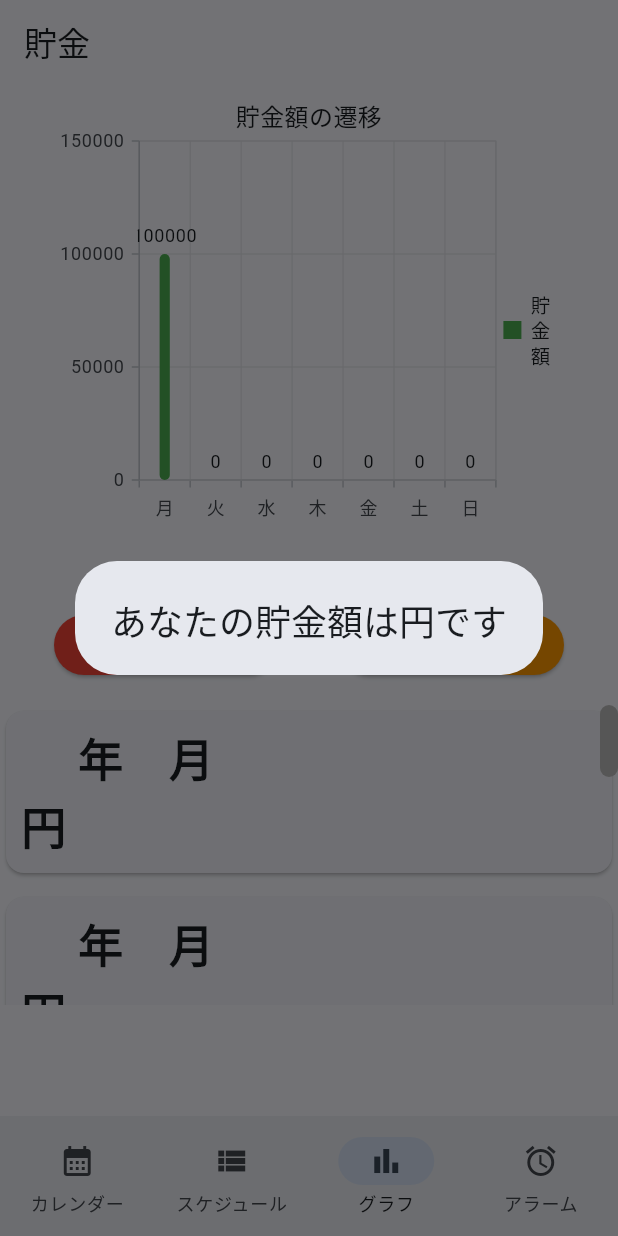
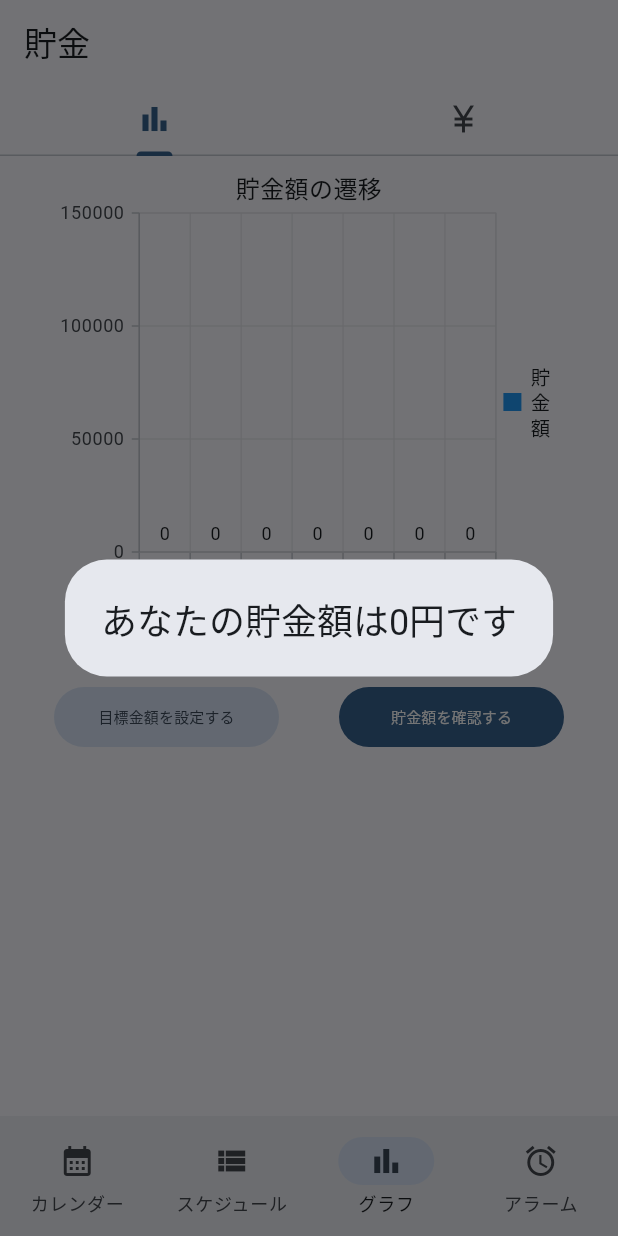
Before and after one commit to Shota-Abe/ChikokuGenkin, a Flutter app: the screen it shows after launch, item 3 of the bottom bar chosen, after a tap on "貯金額を確認する", on a phone screen of 412 x 824 dp. Run offline on Flutter 3.47's test engine with Material 2 defaults, Android fonts, the phone set to English and light mode, and no system bars; our stand-ins replace shared_preferences, sqflite, syncfusion_flutter_charts, wakelock; missing offline and left inert: alarm; accounts and stored records are empty.

Commit message:
貯金額が反映されない

```diff
--- a/lib/model/dbIo.dart
+++ b/lib/model/dbIo.dart
@@ -60,9 +60,9 @@ class scheduleDb {
 
     final data = {
       'title': sch.title,
-      'startAt': DateFormat('yyyyMMddHm').format(sch.startAt),
-      'endAt': DateFormat('yyyyMMddHm').format(sch.endAt),
-      'getUpTime': DateFormat('yyyyMMddHm').format(sch.getUpTime),
+      'startAt': DateFormat('yyyy-MM-dd-Hm').format(sch.startAt),
+      'endAt': DateFormat('yyyy-MM-dd-Hm').format(sch.endAt),
+      'getUpTime': DateFormat('yyyy-MM-dd-Hm').format(sch.getUpTime),
       'memo': sch.memo
     };
 
@@ -161,7 +161,7 @@ class MoneyDb {
     final data = {
       'revenue': money.revenue,
       'expenditure': money.expenditure,
-      'date': DateFormat('yyyyMMdd').format(money.date)
+      'date': DateFormat('yyyy-MM-dd').format(money.date)
     };
 
     final id = await moneyDb.insert('money', data,
@@ -178,6 +178,43 @@ class MoneyDb {
   static Future<List<Map<String, dynamic>>> getMoney(int id) async {
     final moneyDb = await MoneyDb.db();
     return moneyDb.query('money', where: 'id = ?', whereArgs: [id], limit: 1);
+  }
+
+  Future<int> getSumMonthMoney(String year, String month) async {
+    int sum = 0;
+    final moneyDb = await MoneyDb.db();
+    final result = await moneyDb.rawQuery(
+      '''
+        SELECT * FROM money
+        WHERE date LIKE ?
+      ''',
+      ['$year-$month-%'],
+    );
+    //print(result.length);
+    for (int i = 0; i < result.length; i++) {
+      sum += result[i]['revenue'] as int;
+      //print(result[i]['revenue'] as int);
+      sum -= result[i]['expenditure'] as int;
+      //print(result[i]['expenditure'] as int);
+    }
+    return sum;
+  }
+
+  Future<int> getSumDayMoney(DateTime ymd) async {
+    int sum = 0;
+    final moneyDb = await MoneyDb.db();
+    final result = await moneyDb.rawQuery(
+      '''
+        SELECT * FROM money
+        WHERE date LIKE ?
+      ''',
+      ['${DateFormat('yyyy-MM-dd').format(ymd)}'],
+    );
+    for (int i = 0; i < result.length; i++) {
+      sum += result[i]['revenue'] as int;
+      sum -= result[i]['expenditure'] as int;
+    }
+    return sum;
   }
 
   static Future<int> updateMoney(int id, Money money) async {
--- a/lib/pages/chart_page.dart
+++ b/lib/pages/chart_page.dart
@@ -1,6 +1,10 @@
 import 'package:flutter/material.dart';
 import 'package:syncfusion_flutter_charts/charts.dart';
 import 'package:flutter/services.dart';
+import 'package:calendar_hackathon/model/targetSpendIo.dart';
+import 'package:calendar_hackathon/model/dbIo.dart';
+import 'package:calendar_hackathon/model/savingsIo.dart';
+import 'package:intl/intl.dart';
 
 class ChartPage extends StatefulWidget {
   // ignore: prefer_const_constructors_in_immutables
@@ -10,41 +14,73 @@ class ChartPage extends StatefulWidget {
   ChartPageState createState() => ChartPageState();
 }
 
-class ChartPageState extends State<ChartPage> {
-  late List<_ChartData> data;
+class ChartPageState extends State<ChartPage> with TickerProviderStateMixin {
+  List<_ChartData> data = [];
   late TooltipBehavior _tooltip;
-  String? isSelectedItem = '50000';
-  final now = DateTime.now();
-  var _editText = '';
-  var _alertText = '';
+  final MoneyDb moneyDb = MoneyDb();
+  final targetSpendIo tSIo = targetSpendIo();
+  final savingsManagement saveMng = savingsManagement();
+  String _editText = '';
+  String _alertText = '';
+  int _savingMoney = 0;
+  DateTime now = DateTime.now();
+
+  static const List<Tab> tabs = <Tab>[
+    Tab(text: '貯金額の遷移'),
+    Tab(text: '過去の貯金履歴'),
+  ];
+
+  late TabController _tabController;
 
   @override
   void initState() {
+    Future(() async {
+      String targetSpend = '${await tSIo.getTargetSpend()}';
+      int savingTmp = await saveMng.getSavings() ?? 0;
+      int tmp = _savingMoney;
+      for (int i = 0; i < 7; i++) {
+        data.insert(
+            0,
+            _ChartData(
+                '${DateFormat('M/d').format(now.add(Duration(days: -i)))}',
+                (tmp).toDouble()));
+        tmp -= await moneyDb.getSumDayMoney(now.add(Duration(days: -i)));
+      }
+      setState(() {
+        _alertText = targetSpend;
+        _savingMoney = savingTmp;
+      });
+    });
     //initStateはウィジェット作成時の初期値
-    data = [
-      _ChartData('月', 100000),
-      _ChartData('火', 0),
-      _ChartData('水', 0),
-      _ChartData('木', 0),
-      _ChartData('金', 0),
-      _ChartData('土', 0),
-      _ChartData('日', 0),
-    ];
     _tooltip = TooltipBehavior(enable: true);
     super.initState();
+    _tabController = TabController(length: 2, vsync: this);
   }
 
   @override
   Widget build(BuildContext context) {
+    now = DateTime.now();
     return Scaffold(
         appBar: AppBar(
           title: const Text('貯金'),
+          bottom: TabBar(controller: _tabController, tabs: const <Widget>[
+            Tab(
+              icon: Icon(Icons.bar_chart),
             ),
-        body: SingleChildScrollView (
-          child: Column (
+            Tab(
+              icon: Icon(Icons.currency_yen),
+            )
+          ]),
+        ),
+        body: TabBarView(
+          controller: _tabController,
+          children: <Widget>[
+            Center(
+              child: Column(
                 children: [
-              Padding(
-                // graph
+                  SizedBox(
+                    width: MediaQuery.of(context).size.width * 1.0,
+                    child: Padding(
                       padding: const EdgeInsets.only(left: 30, right: 30),
                       child: SfCartesianChart(
                           title: ChartTitle(
@@ -65,11 +101,12 @@ class ChartPageState extends State<ChartPage> {
                               borderRadius:
                                   const BorderRadius.all(Radius.circular(5)),
                               width: 0.2,
-                        color: Colors.green,
+                              color: Colors.blue,
                               dataLabelSettings: const DataLabelSettings(
                                   isVisible: true), // データ数値の表示
                             )
                           ]),
+                    ),
                   ),
                   Row(
                     // button
@@ -90,16 +127,19 @@ class ChartPageState extends State<ChartPage> {
                         child: SizedBox(
                           height: 40,
                           width: 150,
-                      child: ElevatedButton(
+                          child: FilledButton.tonal(
                             onPressed: () {
                               showDialog(
                                   context: context,
-                              builder: (BuildContext context) => AlertDialog(
+                                  builder: (BuildContext context) =>
+                                      AlertDialog(
                                         title: Text('目標金額を設定してください'),
                                         content: TextField(
                                           inputFormatters: [
-                                        LengthLimitingTextInputFormatter(10),
-                                        FilteringTextInputFormatter.digitsOnly,
+                                            LengthLimitingTextInputFormatter(
+                                                10),
+                                            FilteringTextInputFormatter
+                                                .digitsOnly,
                                           ],
                                           onChanged: (value) {
                                             setState(() {
@@ -115,7 +155,9 @@ class ChartPageState extends State<ChartPage> {
                                             child: Text('キャンセル'),
                                           ),
                                           TextButton(
-                                        onPressed: () {
+                                            onPressed: () async {
+                                              await tSIo.setTargetSpend(
+                                                  int.tryParse(_editText) ?? 0);
                                               setState(() {
                                                 _alertText = _editText;
                                               });
@@ -126,10 +168,8 @@ class ChartPageState extends State<ChartPage> {
                                         ],
                                       ));
                             },
-                        child:
-                            Text('目標金額を設定する', style: TextStyle(fontSize: 10.0)),
-                        style: ElevatedButton.styleFrom(
-                            backgroundColor: Colors.red),
+                            child: Text('目標金額を設定する',
+                                style: TextStyle(fontSize: 10.0)),
                           ),
                         ),
                       ),
@@ -138,25 +178,33 @@ class ChartPageState extends State<ChartPage> {
                         child: SizedBox(
                           height: 40,
                           width: 150,
-                      child: ElevatedButton(
+                          child: FilledButton(
                             onPressed: buttonPressed1,
                             child: const Text(
                               '貯金額を確認する',
                               style: TextStyle(
                                   fontSize: 10.0,
-                              color: Colors.black,
+                                  color: Colors.white,
                                   fontWeight: FontWeight.w100,
                                   fontFamily: "Roboto"),
                             ),
-                        style: ElevatedButton.styleFrom(
-                            backgroundColor: Colors.orange),
                           ),
                         ),
                       ),
                     ],
                   ),
+                ],
+              ),
+            ),
+            Center(
+              child: Column(
+                children: [
+                  Padding(
+                    padding: const EdgeInsets.only(top: 20, bottom: 20),
+                    child: Text(' 収支の履歴', style: TextStyle(fontSize: 32.0)),
+                  ),
                   SizedBox(
-                height: 200,
+                    height: 400,
                     width: 500,
                     child: Scrollbar(
                       thickness: 12,
@@ -165,34 +213,51 @@ class ChartPageState extends State<ChartPage> {
                       child: ListView.separated(
                         padding: const EdgeInsets.only(bottom: 40),
                         separatorBuilder: (context, index) =>
-                        const SizedBox(height: 8),
-                    itemCount: 30,
+                            const SizedBox(height: 30),
+                        itemCount: 12,
                         itemBuilder: (context, index) => _buildCard(index + 1),
                       ),
                     ),
-              )
+                  ),
                 ],
               ),
+            ),
+          ],
         ));
   }
 
   @override
   Widget _buildCard(int index) {
+    List<DateTime> twelveMonth = [DateTime(now.year, now.month)];
+    for (int i = 1; i < 12; i++) {
+      twelveMonth.add(DateTime(
+          now.year + ((now.month - i - 1) / 12).ceil(), now.month - i));
+    }
+
     return Card(
         child: Container(
       margin: const EdgeInsets.all(10),
-      child: Text(
-        ' 　年　月　　　　　　　　円',
-        style: const TextStyle(fontSize: 30, fontWeight: FontWeight.bold),
-      ),
+      child: FutureBuilder(
+          future: moneyDb.getSumMonthMoney(
+              DateFormat('yyyy').format(twelveMonth[index - 1]),
+              DateFormat('MM').format(twelveMonth[index - 1])),
+          builder: (BuildContext context, AsyncSnapshot<int> snapshot) {
+            if (snapshot.hasData) {
+              return Text(
+                  '${twelveMonth[index - 1].month}月　　　　　　　　　　　　　　　${snapshot.data}円');
+            } else {
+              return Text("データが存在しません");
+            }
+          }),
     ));
   }
 
-  void buttonPressed1() {
+  void buttonPressed1() async {
+    _savingMoney = await saveMng.getSavings();
     showDialog(
       context: context,
       builder: (BuildContext context) =>
-          const AlertDialog(title: Text('あなたの貯金額は円です')),
+          AlertDialog(title: Text('あなたの貯金額は${_savingMoney}円です')),
     );
   }
 }
```
Also changed, not shown: lib/model/alert.dart (+7 -1 lines), pubspec.lock. Lines whose indentation alone changed are shown as unchanged.
